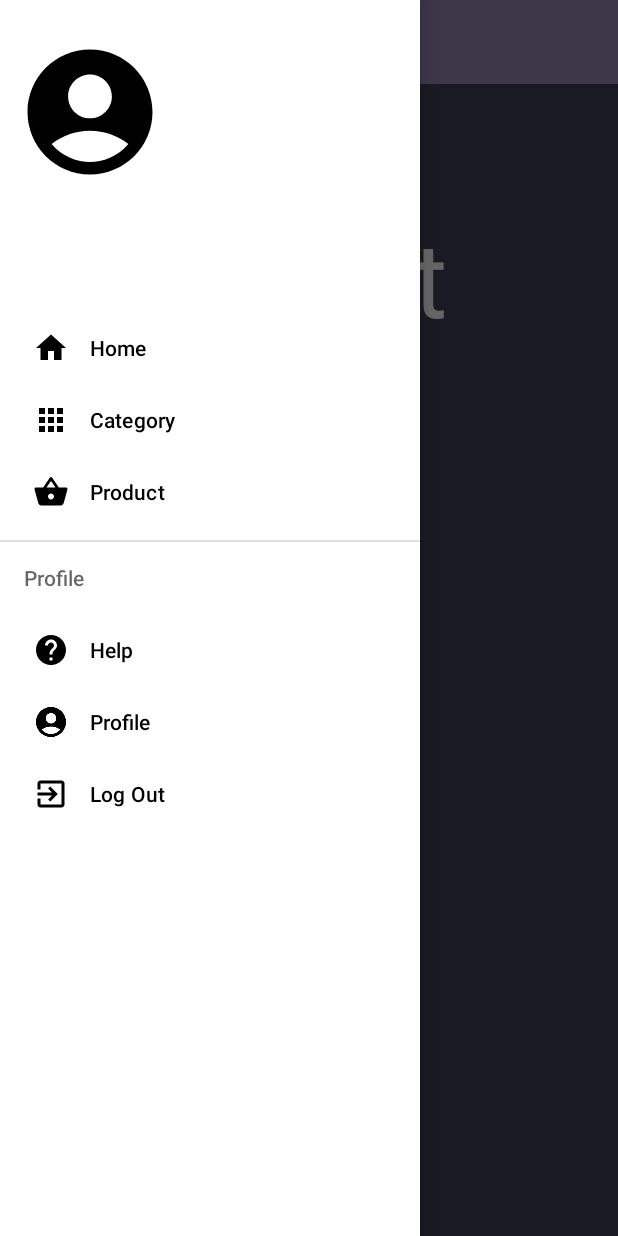
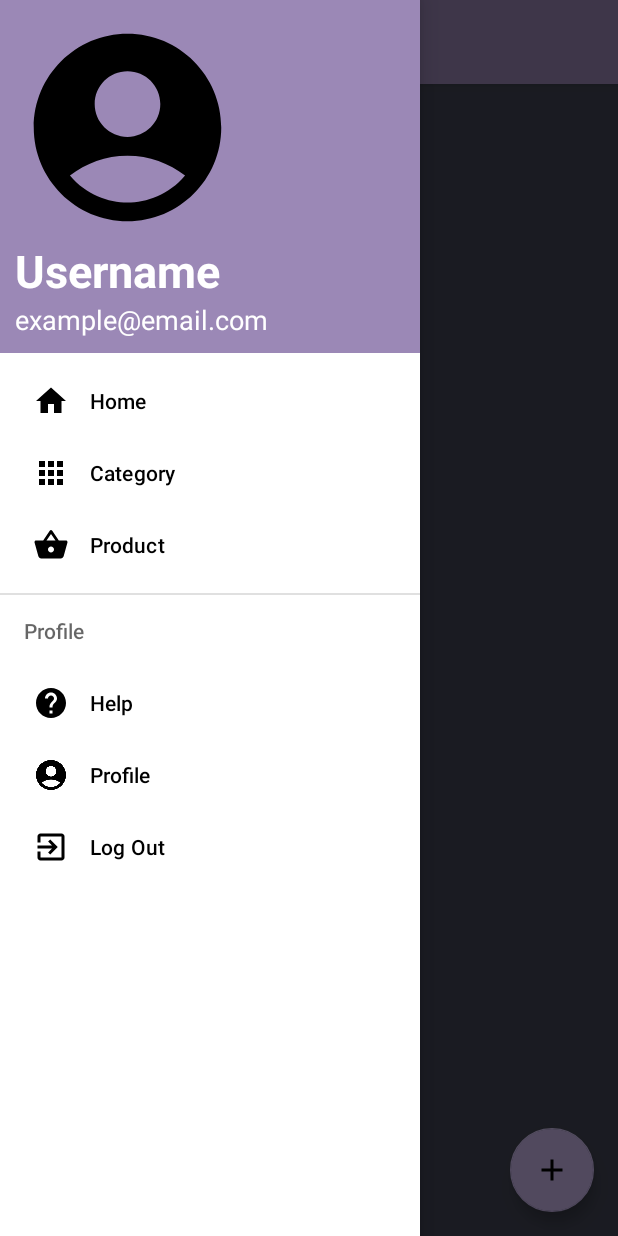
Before and after one commit to AliciaC07/Proyecto-final-Android, an Android app: the ProductFragment screen opened through its navigation route, with the side drawer open, on a phone screen of 412 x 824 dp. Run offline under Robolectric (Android 15) with nearby library versions, the phone set to English and light mode, and no system bars; our stand-ins replace Firebase (no records; nobody signed in at launch, a user with empty details on screens opened directly), Picasso, Room's generated code, navigation-ui; 3 statements that could not run were skipped.

Commit message:
Create Product fragment skeleton done, Product list done, product card done

```diff
--- /dev/null
+++ b/app/src/main/res/drawable/ic_baseline_add_24.xml
@@ -0,0 +1,5 @@
+<vector android:height="24dp" android:tint="#000000"
+    android:viewportHeight="24" android:viewportWidth="24"
+    android:width="24dp" xmlns:android="http://schemas.android.com/apk/res/android">
+    <path android:fillColor="@android:color/white" android:pathData="M19,13h-6v6h-2v-6H5v-2h6V5h2v6h6v2z"/>
+</vector>
--- a/app/src/main/res/layout/fragment_product.xml
+++ b/app/src/main/res/layout/fragment_product.xml
@@ -1,14 +1,33 @@
 <?xml version="1.0" encoding="utf-8"?>
 <FrameLayout
         xmlns:android="http://schemas.android.com/apk/res/android"
-        xmlns:tools="http://schemas.android.com/tools"
+        xmlns:app="http://schemas.android.com/apk/res-auto" xmlns:tools="http://schemas.android.com/tools"
         android:layout_width="match_parent"
         android:layout_height="match_parent"
-        tools:context=".drawerFragments.product.ProductFragment" android:background="#424555">
+        tools:context=".drawerFragments.product.ProductFragment"
+        android:background="#424555">
 
-    <TextView
+    <androidx.constraintlayout.widget.ConstraintLayout
             android:layout_width="match_parent"
-            android:layout_height="match_parent"
-            android:text="Product Fragment" android:textSize="70sp" android:textColor="@color/white"/>
+            android:layout_height="match_parent">
+
+        <androidx.recyclerview.widget.RecyclerView
+                android:layout_width="match_parent"
+                android:layout_height="match_parent"
+                android:id="@+id/category_rcv"/>
+        <com.google.android.material.floatingactionbutton.FloatingActionButton
+                android:src="@drawable/ic_baseline_add_24"
+                android:layout_width="wrap_content"
+                android:layout_height="wrap_content"
+                android:clickable="true"
+                android:id="@+id/add_product_fab"
+                app:layout_constraintEnd_toEndOf="parent"
+                app:layout_constraintBottom_toBottomOf="parent"
+                tools:ignore="SpeakableTextPresentCheck"
+                android:layout_marginEnd="16dp"
+                android:layout_marginBottom="16dp"
+                android:focusable="true"
+                android:contentDescription="Create Product"/>
+    </androidx.constraintlayout.widget.ConstraintLayout>
 
 </FrameLayout>
--- a/app/src/main/res/layout/header.xml
+++ b/app/src/main/res/layout/header.xml
@@ -2,13 +2,14 @@
 <LinearLayout
         xmlns:android="http://schemas.android.com/apk/res/android"
         android:layout_width="match_parent"
-        android:layout_height="200dp"
+        android:layout_height="wrap_content"
         android:orientation="vertical"
         android:padding="10dp"
-        android:gravity="bottom">
+        android:gravity="bottom"
+        android:background="@color/purple_500">
     <ImageView
-            android:layout_width="100dp"
-            android:layout_height="100dp"
+            android:layout_width="150dp"
+            android:layout_height="150dp"
             android:id="@+id/userImg"
             android:src="@drawable/ic_baseline_account_circle_24"/>
     <TextView
```
Also changed, not shown: app/src/main/java/com/aip/commerce_e/drawerFragments/product/ProductListAdapter.java (added, +73 -0 lines), app/src/main/java/com/aip/commerce_e/drawerFragments/product/actions/CreateProductFragment.java (added, +31 -0 lines), app/src/main/res/layout/fragment_category.xml (+13 -7 lines), app/src/main/res/layout/fragment_create_product.xml (added, +14 -0 lines), app/src/main/res/layout/product_card.xml (added, +70 -0 lines).
